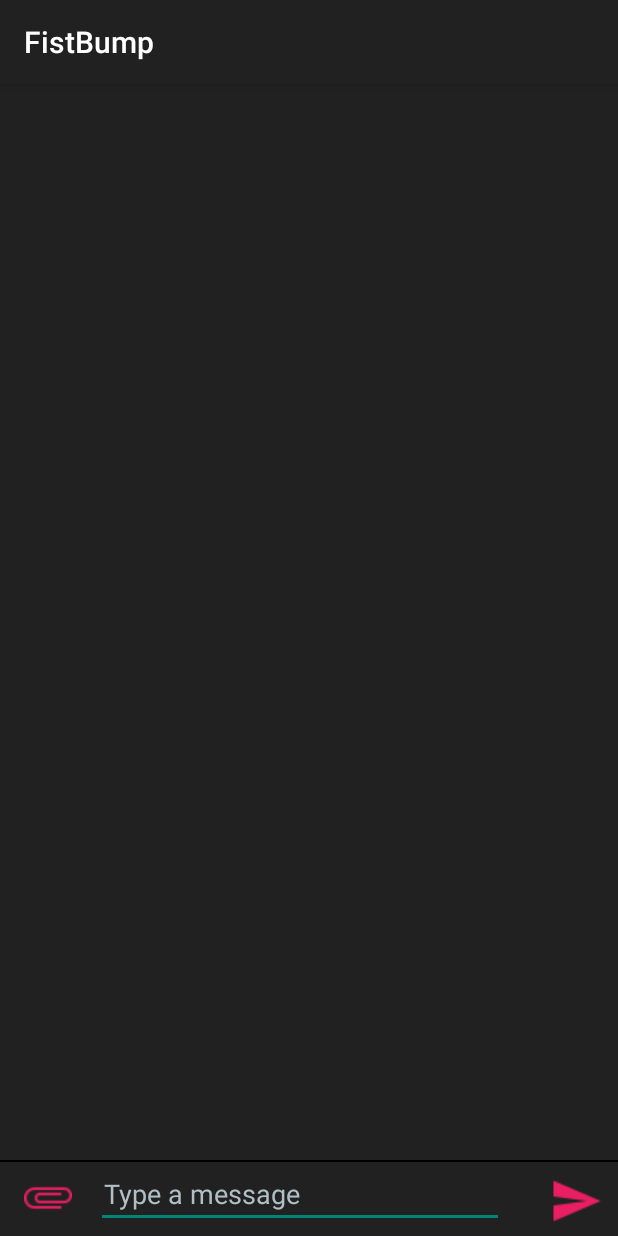
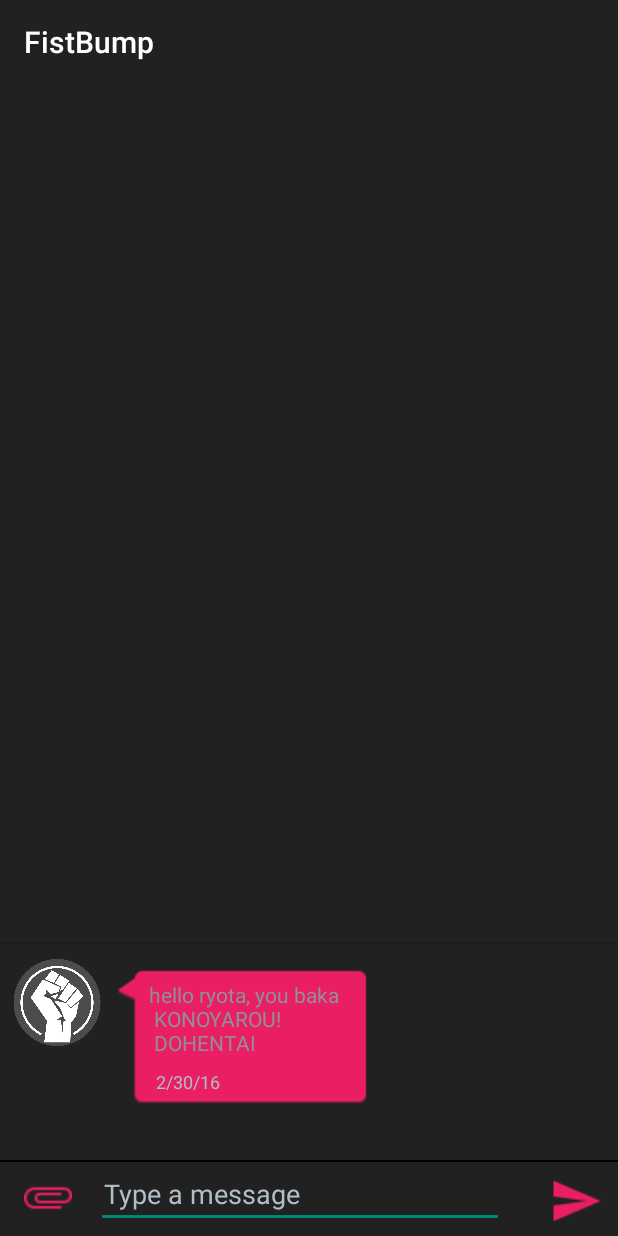
Before and after one commit to LadyWhaleton/Fistbump, an Android app: the conversation screen opened directly, with no data from a screen before it, on a phone screen of 412 x 824 dp. Run offline under Robolectric (Android 15) with nearby library versions, the light colour scheme and no system bars.

Commit message:
finished left side bubble

```diff
--- a/app/src/main/java/fistbumpstudios/fistbump/Message.java
+++ b/app/src/main/java/fistbumpstudios/fistbump/Message.java
@@ -1,10 +1,6 @@
 package fistbumpstudios.fistbump;
 
 import android.net.Uri;
-
-import java.text.DateFormat;
-import java.text.SimpleDateFormat;
-import java.util.Date;
 
 /**
  * Created by Ryota on 2/28/2016.
@@ -22,9 +18,21 @@
         // timeCreated = df.format(new Date());
         this.name = author.getName();
         this.id = author.getID();
+        this.body = body;
         this.profilePic = author.getProficPic();
         this.timeCreated = timeCreated;
     }
+
+    Message(String name, String id , String body, String timeCreated){
+        //DateFormat df = new SimpleDateFormat("HH:mm MM/dd");
+        // timeCreated = df.format(new Date());
+        this.name = name;
+        this.id = id;
+        this.body = body;
+        this.profilePic = null;
+        this.timeCreated = timeCreated;
+    }
+
 
     public String getSenderName()
     {
@@ -34,6 +42,7 @@
     {
         return this.id;
     }
+    public String getBody(){ return  this.body;}
     public Uri getSenderPic()
     {
         return this.profilePic;
--- a/app/src/main/java/fistbumpstudios/fistbump/conversation.java
+++ b/app/src/main/java/fistbumpstudios/fistbump/conversation.java
@@ -1,14 +1,25 @@
 package fistbumpstudios.fistbump;
 
+import android.content.Context;
 import android.content.SharedPreferences;
+import android.os.Bundle;
 import android.preference.PreferenceManager;
 import android.support.v7.app.AppCompatActivity;
-import android.os.Bundle;
+import android.view.LayoutInflater;
+import android.view.View;
+import android.view.ViewGroup;
+import android.widget.ArrayAdapter;
+import android.widget.ListView;
+import android.widget.TextView;
 
+import java.util.ArrayList;
 import java.util.List;
 
+
 public class conversation extends AppCompatActivity {
-    String username;
+    String username, buddyName;
+    ListView convolistView;
+    Context context;
     public static List<Message> messages;
 
 
@@ -16,16 +27,62 @@
     protected void onCreate(Bundle savedInstanceState) {
         super.onCreate(savedInstanceState);
         setContentView(R.layout.activity_conversation);
-
         SharedPreferences preferences = PreferenceManager.getDefaultSharedPreferences(this);
-        username = preferences.getString("UserName", "Default");
+        username = preferences.getString("UserName", null);
+        messages = new ArrayList<>();
+        convolistView = (ListView)findViewById(R.id.convList);
+        context = getApplicationContext();
 
         //load messageLogs
+        readConvLog("blank.txt");
 
         //populate messages
+        LiveUpdateConversaition();
+    }
 
+    public void LiveUpdateConversaition(){
+        ArrayAdapter<Message> convAdapater = new convListAdapter(context);
+        convolistView.setAdapter(convAdapater);
+    }
+
+    private void readConvLog(String filename){
+        filename = "";
+        addMsg();
 
     }
 
+    private void addMsg(){
+        Message msg = new Message("Stephanie", "2123123", "hello ryota, you baka\n KONOYAROU!\n DOHENTAI", "2/30/16");
+        messages.add(msg);
+        LiveUpdateConversaition();
+    }
+
+    private class convListAdapter extends ArrayAdapter<Message> {
+        public convListAdapter(Context context) {
+            super(context, R.layout.listview_bubble_left, messages);
+        }
+
+        @Override
+        public View getView(int position, View view, ViewGroup parent) {
+
+            // if there's no instance of this view
+            if (view == null) {
+                LayoutInflater inflater = LayoutInflater.from(getContext());
+                view = inflater.inflate(R.layout.listview_bubble_left, parent, false);
+            }
+
+            Message currentMsg = messages.get(position);
+            TextView body = (TextView) view.findViewById(R.id.msgBody);
+            body.setText(currentMsg.getMessageBody());
+
+            TextView date = (TextView) view.findViewById(R.id.txtDate);
+            date.setText(currentMsg.getTimeStamp());
+
+//            ImageView pic = (ImageView) view.findViewById(R.id.ProfilePic);
+//            Drawable myDrawable = getResources().getDrawable(R.drawable.profile_gray);
+//            pic.setImageDrawable(myDrawable);
+            return view;
+        }
+    }
 
 }
--- a/app/src/main/res/layout/activity_conversation.xml
+++ b/app/src/main/res/layout/activity_conversation.xml
@@ -7,7 +7,7 @@
     >
 
     <ListView
-        android:id="@+id/listview"
+        android:id="@+id/convList"
         android:layout_width="match_parent"
         android:layout_height="match_parent"
         android:layout_above="@+id/sendMsgLayout"
--- a/app/src/main/res/layout/listview_bubble_left.xml
+++ b/app/src/main/res/layout/listview_bubble_left.xml
@@ -1,40 +1,48 @@
-<?xml version="1.0" encoding="utf-8"?>
-<LinearLayout xmlns:android="http://schemas.android.com/apk/res/android"
-    android:orientation="horizontal" android:layout_width="match_parent"
+<RelativeLayout xmlns:android="http://schemas.android.com/apk/res/android"
+android:id="@+id/row"
+android:layout_width="wrap_content"
 android:layout_height="match_parent"
-    android:baselineAligned="false">
-
+android:layout_margin="8dp"
+android:padding="8dp"
+>
     <ImageView
-        android:layout_width="62dp"
-        android:layout_height="62dp"
+        android:layout_width="60dp"
+        android:layout_height="60dp"
         android:id="@+id/ProfilePic"
         android:paddingTop="2dp"
         android:src="@drawable/profile_gray" />
 
+
     <RelativeLayout
-        xmlns:android="http://schemas.android.com/apk/res/android"
-        android:id="@+id/row"
-        android:layout_width="160dp"
+        android:layout_toRightOf="@id/ProfilePic"
+        android:id="@+id/childTextBox"
+        android:layout_width="wrap_content"
         android:layout_height="match_parent"
+        android:background="@drawable/bubble"
         android:backgroundTint="@color/pink"
-        android:background="@drawable/bubble"
         android:layout_margin="8dp"
+        android:paddingEnd="20dp"
         android:padding="8dp"
         >
+
     <!-- The Message -->
     <TextView
-            android:id="@+id/txt2"
-            android:layout_width="match_parent"
+        android:id="@+id/msgBody"
+        android:paddingLeft="15dp"
+        android:layout_width="wrap_content"
         android:layout_height="wrap_content"
+        android:paddingBottom="8dp"
     />
     <!-- The Date -->
     <TextView
         android:id="@+id/txtDate"
-            android:layout_width="match_parent"
+        android:paddingLeft="20dp"
+        android:paddingRight="5dp"
+        android:layout_width="wrap_content"
         android:layout_height="wrap_content"
-            android:layout_below="@id/txt2"
+        android:layout_below="@id/msgBody"
+        android:textColor="@color/gray"
+        android:textSize="12sp"
     />
-
     </RelativeLayout>
-
-</LinearLayout>
+</RelativeLayout>
```
Lines whose indentation alone changed are shown as unchanged.
